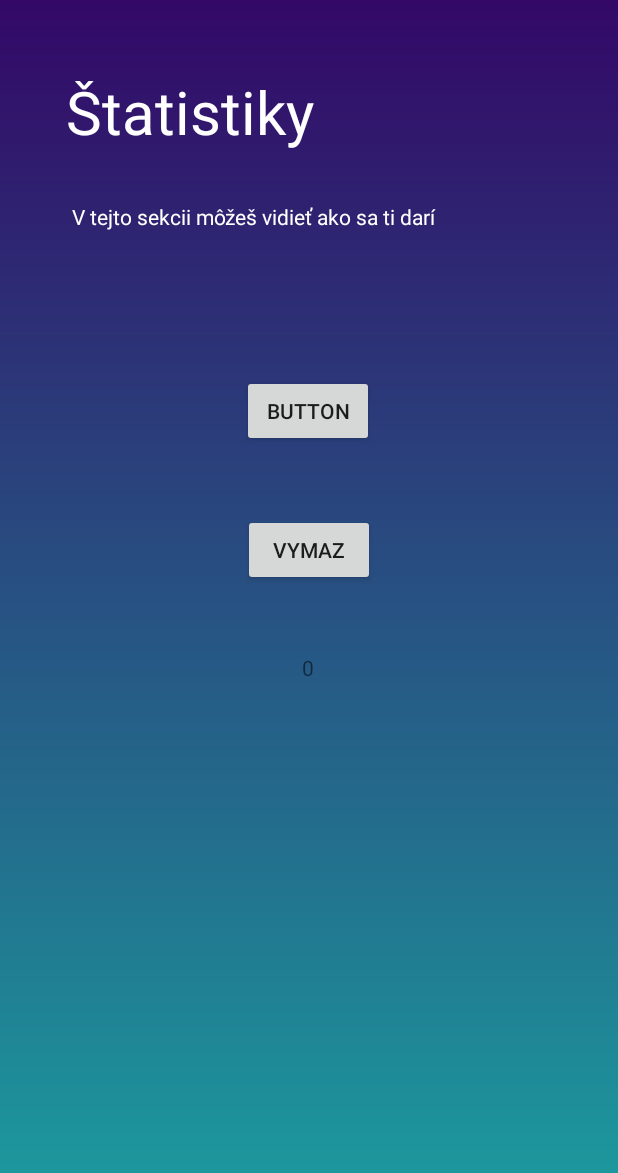
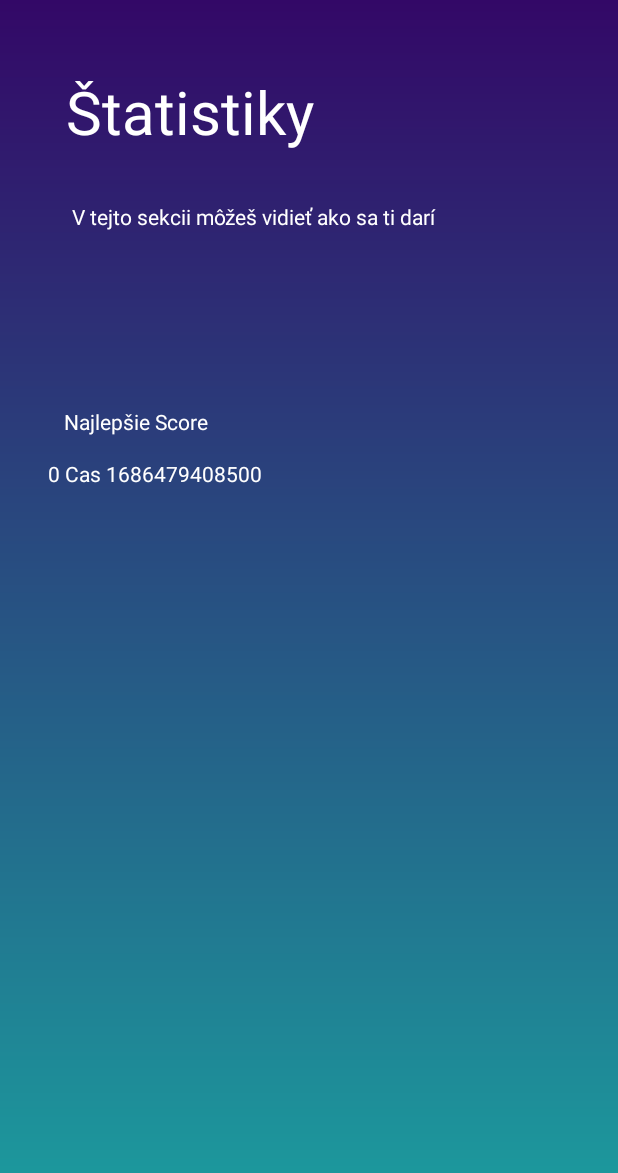
Before and after one commit to PeterHodas/ReflexMaster, an Android app: the fragment StatisticFragment shown on its own in the app's theme, on a phone screen of 412 x 824 dp. Shown: the top 1173 px of the screen. Run offline under Robolectric (Android 15) with nearby library versions, the phone set to English and light mode, and no system bars; our stand-ins replace Room's generated code, data binding; 1 statement that could not run was skipped.

Commit message:
Hlavna funkcioonaliita statistic page

```diff
--- /dev/null
+++ b/app/src/main/java/com/example/reflexmaster/Timer2.kt
@@ -0,0 +1,24 @@
+package com.example.reflexmaster
+
+import android.os.CountDownTimer
+import com.example.reflexmaster.fragment.GameOverFragment
+import com.example.reflexmaster.fragment.StatisticFragment
+
+class Timer2(duration: Long, interval: Long, private val callback: StatisticFragment) :
+    CountDownTimer(duration, interval) {
+
+    override fun onTick(millisUntilFinished: Long) {
+        // Táto metóda sa volá pri každom tiknutí časovača
+        // Môžete sem vložiť kód na aktualizáciu zobrazenia alebo vykonanie ďalších akcií
+    }
+
+    override fun onFinish() {
+        // Táto metóda sa volá po skončení časovača
+        // Môžete sem vložiť kód na vykonanie akcií po skončení časovača
+        callback.onTimerFinish()
+    }
+
+    interface TimerCallback {
+        fun onTimerFinish()
+    }
+}
--- a/app/src/main/java/com/example/reflexmaster/database/DatabaseViewModel.kt
+++ b/app/src/main/java/com/example/reflexmaster/database/DatabaseViewModel.kt
@@ -15,6 +15,10 @@ class DatabaseViewModel(application: Application): AndroidViewModel(application)
     private var _posledne = 0
     val posledne: Int
         get() = _posledne
+
+    private var _hodnota = Score(score = 0)
+    val hodnota: Score
+        get() = _hodnota
 
     private var lastScore = MutableLiveData<Score?>()
 
@@ -58,4 +62,29 @@ class DatabaseViewModel(application: Application): AndroidViewModel(application)
         }
     }
 
+    fun dajMaxScore(): Score {
+        viewModelScope.launch {
+            _hodnota = repository.getMaxScore()!!
+            Log.d("Databaza Max", "scre: " + repository.getMaxScore())
+        }
+        return _hodnota
+    }
+
+    fun dajMinScore(): Score {
+        var hodnota = Score(score = 0)
+        viewModelScope.launch {
+            hodnota = repository.getMinScore()!!
+
+        }
+        return hodnota
+    }
+
+
+    fun dajAvgScore(): Int {
+        var hodnota = 0
+        viewModelScope.launch {
+            hodnota = repository.getAvgScore()!!
+        }
+        return hodnota
+    }
 }
--- a/app/src/main/java/com/example/reflexmaster/database/ScoreDatabaseDao.kt
+++ b/app/src/main/java/com/example/reflexmaster/database/ScoreDatabaseDao.kt
@@ -28,4 +28,14 @@ interface ScoreDatabaseDao {
 
     @Query("SELECT score_clm FROM score_table1 ORDER BY time_milli DESC LIMIT 1")
     suspend fun getLastSc(): Int?
+
+    @Query("SELECT * FROM score_table1 ORDER BY score_clm ASC LIMIT 1 ")
+    suspend fun getMaxScore(): Score?
+
+    @Query("SELECT * FROM score_table1 ORDER BY score_clm DESC LIMIT 1 ")
+    suspend fun getMinScore(): Score?
+
+    @Query("SELECT avg(score_clm) FROM score_table1 ")
+    suspend fun getAvgScore(): Int?
+
 }
--- a/app/src/main/java/com/example/reflexmaster/database/ScoreRepository.kt
+++ b/app/src/main/java/com/example/reflexmaster/database/ScoreRepository.kt
@@ -25,4 +25,17 @@ class ScoreRepository(private val scoreDao: ScoreDatabaseDao) {
     }
 
     fun getAllScore(): LiveData<List<Score>> = scoreDao.getAllNights()
+
+    suspend fun getMaxScore(): Score? {
+        return scoreDao.getMaxScore()
+    }
+
+    suspend fun getMinScore(): Score? {
+        return scoreDao.getMinScore()
+    }
+
+    suspend fun getAvgScore(): Int? {
+        return scoreDao.getAvgScore()
+    }
+
 }
--- a/app/src/main/java/com/example/reflexmaster/fragment/StatisticFragment.kt
+++ b/app/src/main/java/com/example/reflexmaster/fragment/StatisticFragment.kt
@@ -1,32 +1,30 @@
 package com.example.reflexmaster.fragment
 
 import android.os.Bundle
-import android.text.Html
-import android.text.Spanned
-import androidx.fragment.app.Fragment
+import android.util.Log
 import android.view.LayoutInflater
 import android.view.View
 import android.view.ViewGroup
 import android.widget.Button
 import android.widget.TextView
+import androidx.fragment.app.Fragment
 import androidx.fragment.app.viewModels
-import androidx.lifecycle.LiveData
-import androidx.lifecycle.MutableLiveData
 import com.example.reflexmaster.R
+import com.example.reflexmaster.Timer
+import com.example.reflexmaster.Timer2
 import com.example.reflexmaster.database.DatabaseViewModel
-import com.example.reflexmaster.database.Score
-import com.example.reflexmaster.viewModel.TapTapViewModel
 
 
 class StatisticFragment : Fragment() {
 
     private val viewModelDb: DatabaseViewModel by viewModels()
-    private var aktScore = 0
+    private lateinit var timer2: Timer2
+    private lateinit var viewMaxSc: TextView
+
     override fun onCreate(savedInstanceState: Bundle?) {
         super.onCreate(savedInstanceState)
         arguments?.let {
-            viewModelDb.dajPosledneScore()
-            //aktScore = viewModelDb.posledne
+
         }
     }
 
@@ -34,28 +32,27 @@ class StatisticFragment : Fragment() {
         inflater: LayoutInflater, container: ViewGroup?,
         savedInstanceState: Bundle?
     ): View? {
-        viewModelDb.dajPosledneScore()
-        //aktScore = viewModelDb.posledne
-        // Inflate the layout for this fragment
+
         return inflater.inflate(R.layout.fragment_statistic, container, false)
     }
 
     override fun onViewCreated(view: View, savedInstanceState: Bundle?) {
         super.onViewCreated(view, savedInstanceState)
 
-        val btnDbdel: Button = view.findViewById(R.id.vymazBtnDb)
+        timer2 = Timer2(600, 50, this)
 
-        val txtDB: TextView = view.findViewById(R.id.db_txtv)
-        //txtDB.text = viewModelDb.dajPosledneScore().toString()
-        //txtDB.text = viewModelDb.scoreStrings
-        viewModelDb.dajPosledneScore()
-        //aktScore = viewModelDb.posledne
-        txtDB.text = aktScore.toString()
+        // Spustenie časovača
+        timer2.start()
 
+        viewMaxSc = view.findViewById(R.id.txtNaj)
+        viewMaxSc.text = viewModelDb.dajMaxScore().score.toString() + " Cas " + viewModelDb.dajMaxScore().timeMilli.toString()
 
-        btnDbdel.setOnClickListener {
-            //viewModel.onClear()
-            viewModelDb.onClear()
-        }
+    }
+
+    fun onTimerFinish() {
+        // Táto metóda sa volá po skončení časovača
+        // Môžete sem vložiť kód na vykonanie akcií po skončení časovača
+        Log.d("casovac", "skoncil som")
+        viewMaxSc.text = viewModelDb.dajMaxScore().score.toString() + " Cas " + viewModelDb.dajMaxScore().timeMilli.toString()
     }
 }
--- a/app/src/main/res/drawable/kruh.xml
+++ b/app/src/main/res/drawable/kruh.xml
@@ -1,5 +1,5 @@
 <shape xmlns:android="http://schemas.android.com/apk/res/android"
     android:shape="rectangle">
     <corners android:radius="250000dp" />
-    <solid android:color="#FF0000" />
+    <solid android:color="#B4F3EFEF" />
 </shape>
--- a/app/src/main/res/layout/fragment_statistic.xml
+++ b/app/src/main/res/layout/fragment_statistic.xml
@@ -3,6 +3,12 @@
     xmlns:android="http://schemas.android.com/apk/res/android"
     xmlns:app="http://schemas.android.com/apk/res-auto">
 
+        <data>
+            <!-- this is where you define your bindings -->
+            <variable
+                name="myStatVM"
+                type="com.example.reflexmaster.viewModel.StatisticViewModel" />
+        </data>
 <androidx.constraintlayout.widget.ConstraintLayout
     android:layout_width="match_parent"
     android:layout_height="match_parent"
@@ -42,61 +48,30 @@
         app:layout_constraintTop_toBottomOf="@+id/dshbrd"
         app:layout_constraintVertical_bias="0.02" />
 
-    <Button
-        android:id="@+id/db_butt"
+    <TextView
         android:layout_width="wrap_content"
         android:layout_height="wrap_content"
-        android:text="Button"
-
+        android:text="@string/najSc"
+        android:textColor="@color/white"
         app:layout_constraintBottom_toBottomOf="parent"
         app:layout_constraintEnd_toEndOf="parent"
-        app:layout_constraintHorizontal_bias="0.498"
+        app:layout_constraintHorizontal_bias="0.135"
         app:layout_constraintStart_toStartOf="parent"
-        app:layout_constraintTop_toBottomOf="@+id/popis"
-        app:layout_constraintVertical_bias="0.14" />
+        app:layout_constraintTop_toTopOf="parent"
+        app:layout_constraintVertical_bias="0.337" />
 
     <TextView
-        android:id="@+id/db_txtv"
+        android:id="@+id/txtNaj"
         android:layout_width="wrap_content"
         android:layout_height="wrap_content"
         android:text="TextView"
+        android:textColor="@color/white"
         app:layout_constraintBottom_toBottomOf="parent"
         app:layout_constraintEnd_toEndOf="parent"
-        app:layout_constraintHorizontal_bias="0.498"
+        app:layout_constraintHorizontal_bias="0.118"
         app:layout_constraintStart_toStartOf="parent"
-        app:layout_constraintTop_toBottomOf="@+id/db_butt"
-        app:layout_constraintVertical_bias="0.271" />
-
-    <Button
-        android:id="@+id/vymazBtnDb"
-        android:layout_width="wrap_content"
-        android:layout_height="wrap_content"
-        android:text="vymaz"
-        app:layout_constraintBottom_toTopOf="@+id/db_txtv"
-        app:layout_constraintEnd_toEndOf="parent"
-        app:layout_constraintStart_toStartOf="parent"
-        app:layout_constraintTop_toBottomOf="@+id/db_butt" />
-
-    <ScrollView
-        android:layout_width="358dp"
-        android:layout_height="282dp"
-        app:layout_constraintBottom_toBottomOf="parent"
-        app:layout_constraintEnd_toEndOf="parent"
-        app:layout_constraintRight_toRightOf="parent"
-        app:layout_constraintStart_toStartOf="parent"
-        app:layout_constraintTop_toBottomOf="@+id/db_txtv">
-
-        <!-- In the TextView, we can access the nightsString LiveData,
-             which keeps it displayed and updated in the TextView
-             whenever it changes. -->
-
-        <TextView
-            android:id="@+id/DBtxtview"
-            android:layout_width="match_parent"
-            android:layout_height="wrap_content"
-
-            />
-    </ScrollView>
+        app:layout_constraintTop_toTopOf="parent"
+        app:layout_constraintVertical_bias="0.38" />
 
 </androidx.constraintlayout.widget.ConstraintLayout>
 </layout>
--- a/app/src/main/res/values/strings.xml
+++ b/app/src/main/res/values/strings.xml
@@ -20,5 +20,6 @@
     <string name="str_cas">Čas: </string>
     <string name="again">Hrať znovu </string>
     <string name="home">Home </string>
+    <string name="najSc">Najlepšie Score </string>
 
 </resources>
```
Also changed, not shown: app/src/main/java/com/example/reflexmaster/viewModel/StatisticViewModel.kt (+3 -5 lines).
